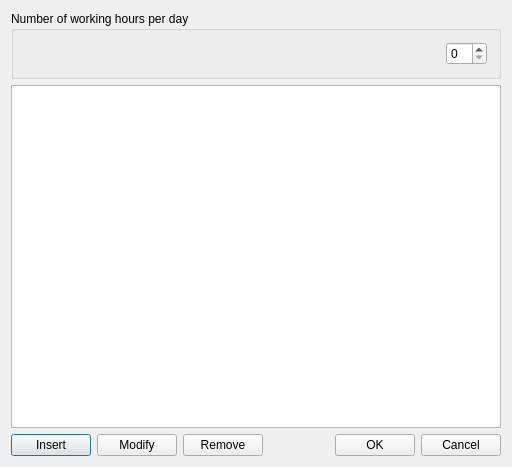
First picture: the form in fet/src/interface/hoursform_template.ui, repository vonmecheln/fet, before the edit.
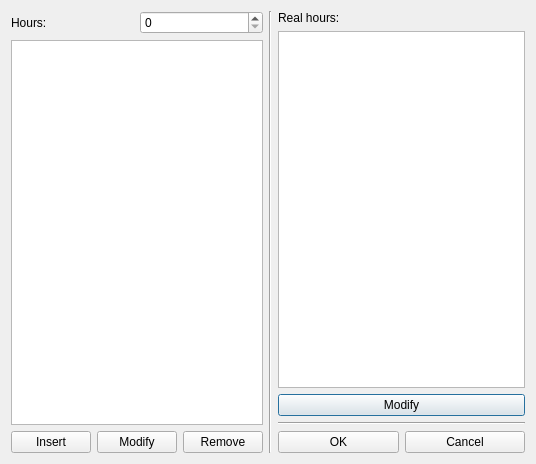
Second picture: the form after the edit.

Diff of the .ui file:
```diff
--- a/fet/src/interface/hoursform_template.ui
+++ b/fet/src/interface/hoursform_template.ui
@@ -6,44 +6,81 @@
    <rect>
     <x>0</x>
     <y>0</y>
-    <width>512</width>
-    <height>467</height>
+    <width>536</width>
+    <height>464</height>
    </rect>
   </property>
   <property name="windowTitle">
    <string extracomment="The title of the dialog to set the days of the week">The hours of the day</string>
   </property>
-  <layout class="QGridLayout" name="gridLayout_2">
-   <item row="0" column="0">
-    <widget class="QGroupBox" name="numberGroupBox">
-     <property name="title">
-      <string>Number of working hours per day</string>
-     </property>
      <layout class="QGridLayout" name="gridLayout">
-      <item row="0" column="0">
-       <spacer name="horizontalSpacer_2">
+   <item row="0" column="2">
+    <layout class="QVBoxLayout" name="verticalLayout">
+     <item>
+      <widget class="QLabel" name="realHoursLabel">
+       <property name="text">
+        <string>Real hours:</string>
+       </property>
+      </widget>
+     </item>
+     <item>
+      <widget class="QListWidget" name="realHoursListWidget"/>
+     </item>
+     <item>
+      <widget class="QPushButton" name="modifyRealHourPushButton">
+       <property name="text">
+        <string comment="Modify real hour">Modify</string>
+       </property>
+      </widget>
+     </item>
+     <item>
+      <widget class="Line" name="line">
         <property name="orientation">
-         <enum>Qt::Horizontal</enum>
-        </property>
-        <property name="sizeHint" stdset="0">
-         <size>
-          <width>364</width>
-          <height>20</height>
-         </size>
-        </property>
-       </spacer>
-      </item>
-      <item row="0" column="1">
+        <enum>Qt::Orientation::Horizontal</enum>
+       </property>
+      </widget>
+     </item>
+     <item>
+      <layout class="QHBoxLayout" name="horizontalLayout">
+       <item>
+        <widget class="QPushButton" name="okPushButton">
+         <property name="text">
+          <string>OK</string>
+         </property>
+        </widget>
+       </item>
+       <item>
+        <widget class="QPushButton" name="cancelPushButton">
+         <property name="text">
+          <string>Cancel</string>
+         </property>
+        </widget>
+       </item>
+      </layout>
+     </item>
+    </layout>
+   </item>
+   <item row="0" column="0">
+    <layout class="QVBoxLayout" name="verticalLayout_2">
+     <item>
+      <layout class="QHBoxLayout" name="horizontalLayout_2">
+       <item>
+        <widget class="QLabel" name="hoursLabel">
+         <property name="text">
+          <string>Hours:</string>
+         </property>
+        </widget>
+       </item>
+       <item>
        <widget class="QSpinBox" name="nHoursSpinBox"/>
       </item>
      </layout>
-    </widget>
-   </item>
-   <item row="1" column="0">
+     </item>
+     <item>
     <widget class="QListWidget" name="hoursListWidget"/>
    </item>
-   <item row="2" column="0">
-    <layout class="QHBoxLayout" name="horizontalLayout">
+     <item>
+      <layout class="QHBoxLayout" name="horizontalLayout_3">
      <item>
       <widget class="QPushButton" name="insertHourPushButton">
        <property name="text">
@@ -65,34 +102,16 @@
        </property>
       </widget>
      </item>
-     <item>
-      <spacer name="horizontalSpacer">
+      </layout>
+     </item>
+    </layout>
+   </item>
+   <item row="0" column="1">
+    <widget class="Line" name="line_2">
        <property name="orientation">
-        <enum>Qt::Horizontal</enum>
-       </property>
-       <property name="sizeHint" stdset="0">
-        <size>
-         <width>38</width>
-         <height>20</height>
-        </size>
-       </property>
-      </spacer>
-     </item>
-     <item>
-      <widget class="QPushButton" name="okPushButton">
-       <property name="text">
-        <string>OK</string>
-       </property>
-      </widget>
-     </item>
-     <item>
-      <widget class="QPushButton" name="cancelPushButton">
-       <property name="text">
-        <string>Cancel</string>
-       </property>
-      </widget>
-     </item>
-    </layout>
+      <enum>Qt::Orientation::Vertical</enum>
+     </property>
+    </widget>
    </item>
   </layout>
  </widget>
```
Left out of the diff: 13 changed lines with no effect on the pictures. Lines whose indentation alone changed are shown as unchanged.
